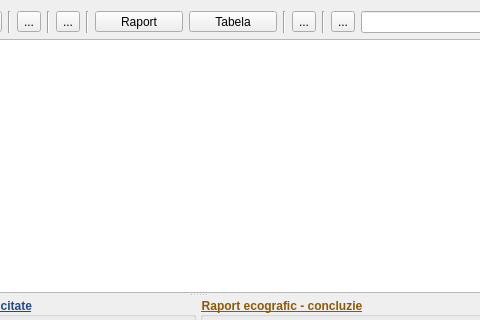
This is docs/listdocreportorder.ui in debalex77/USG as Qt 5 draws it before an edit; both pictures show x 231 to 711 and y 0 to 320 of the 1221 by 673 pixel window. The edited form follows.
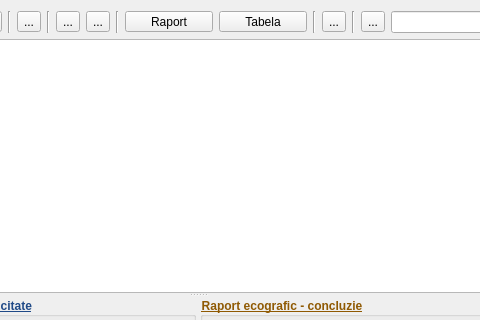
This is the edited form. Icons and pictures are not drawn.

What changed in the file:
```diff
--- a/docs/listdocreportorder.ui
+++ b/docs/listdocreportorder.ui
@@ -713,6 +713,17 @@
        </property>
       </widget>
      </item>
+     <item>
+      <widget class="QToolButton" name="btnSendEmail">
+       <property name="text">
+        <string>...</string>
+       </property>
+       <property name="icon">
+        <iconset resource="../resource.qrc">
+         <normaloff>:/img/send_email.png</normaloff>:/img/send_email.png</iconset>
+       </property>
+      </widget>
+     </item>
      <item>
       <widget class="Line" name="line_5">
        <property name="orientation">
```
